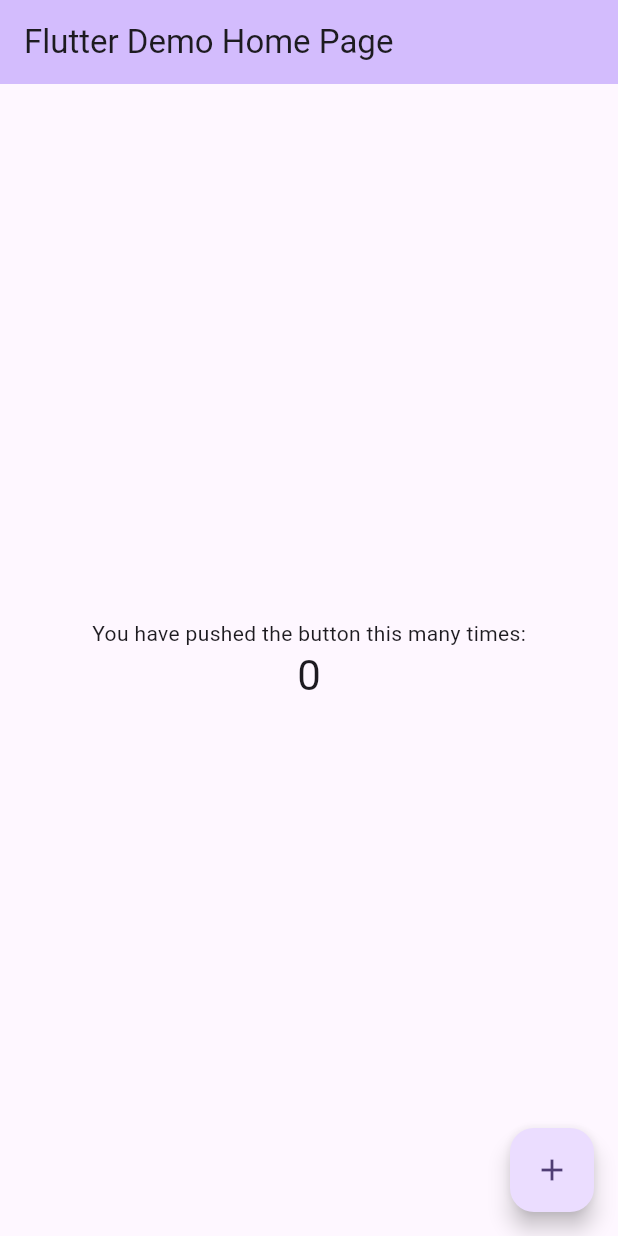
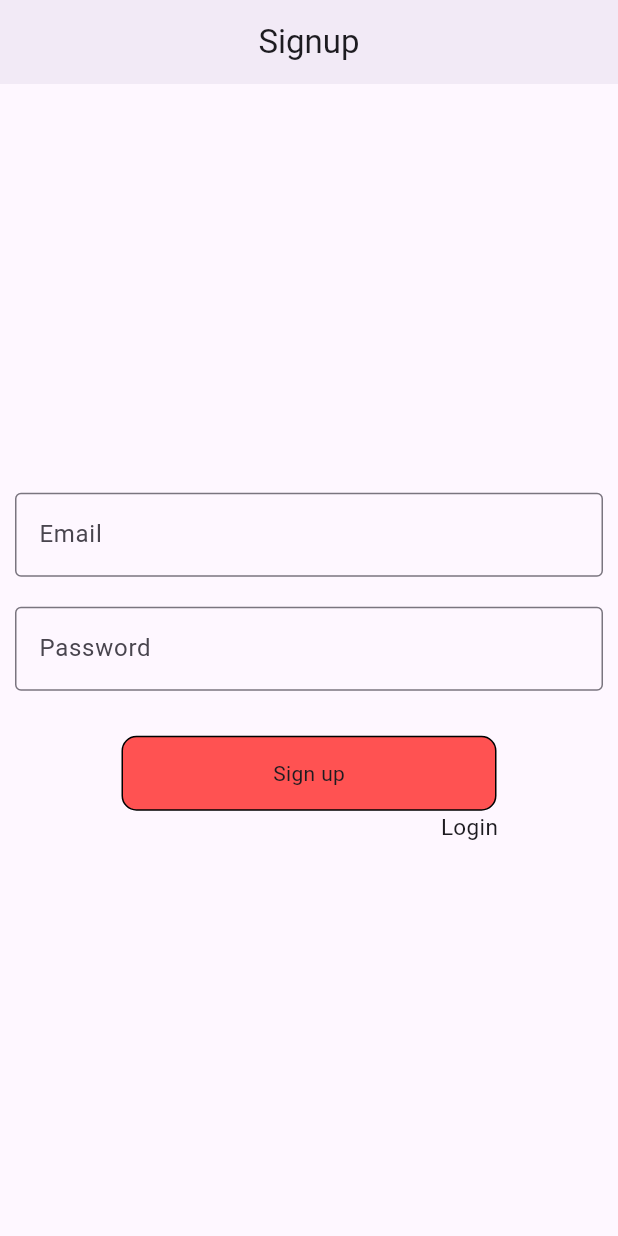
Before and after one commit to AbhishekTrada/demo_github, a Flutter app: the screen it shows after launch, on a phone screen of 412 x 824 dp. Run offline on Flutter 3.47's test engine with Material 2 defaults, Android fonts, the phone set to English and light mode, and no system bars.

Commit message:
Made a login and signup screen

```diff
--- /dev/null
+++ b/lib/Modules/Auth/signup_screen.dart
@@ -0,0 +1,93 @@
+import 'package:flutter/material.dart';
+
+import 'login_screen.dart';
+
+class SignupScreen extends StatefulWidget {
+  const SignupScreen({super.key});
+
+  @override
+  State<SignupScreen> createState() => _SignupScreenState();
+}
+
+class _SignupScreenState extends State<SignupScreen> {
+  TextEditingController emailController = TextEditingController();
+  TextEditingController passwordController = TextEditingController();
+
+  @override
+  Widget build(BuildContext context) {
+    return Scaffold(
+      appBar: AppBar(
+        title: Text("Signup"),
+        centerTitle: true,
+        elevation: 3.0,
+        automaticallyImplyLeading: false,
+      ),
+      body: Column(
+        mainAxisAlignment: MainAxisAlignment.center,
+        children: [
+          Container(
+            padding: const EdgeInsets.all(10),
+            child: TextField(
+              controller: emailController,
+              decoration: const InputDecoration(
+                border: OutlineInputBorder(),
+                labelText: 'Email',
+              ),
+              keyboardType: TextInputType.emailAddress,
+            ),
+          ),
+          Container(
+            padding: const EdgeInsets.fromLTRB(10, 10, 10, 0),
+            child: TextField(
+              obscureText: true,
+              controller: passwordController,
+              decoration: const InputDecoration(
+                border: OutlineInputBorder(),
+                labelText: 'Password',
+              ),
+              keyboardType: TextInputType.visiblePassword,
+            ),
+          ),
+          const SizedBox(height: 30.0,),
+          InkWell(
+            onTap: (){
+              Navigator.push(
+                context,
+                MaterialPageRoute(builder: (context) => const LoginScreen()),
+              );
+            },
+            child: Container(
+              alignment: Alignment.center,
+              decoration: BoxDecoration(
+                color: Colors.redAccent,
+                border: Border.all(color: Colors.black),
+                borderRadius: BorderRadius.circular(10.0)
+              ),
+              height: 50,
+              width: 250,
+              padding: const EdgeInsets.fromLTRB(10, 0, 10, 0),
+              child: const Text('Sign up'),
+            ),
+          ),
+           Padding(
+            padding: const EdgeInsets.only(right: 80.0),
+            child: Align(
+                alignment: Alignment.topRight,
+                child: InkWell(
+                  onTap: (){
+                    Navigator.push(
+                      context,
+                      MaterialPageRoute(builder: (context) => const LoginScreen()),
+                    );
+                  },
+                  child: const Text('Login',
+                    style: TextStyle(
+                        fontSize: 15.0
+                    ),),
+                )),
+          ),
+        ],
+      ),
+    );
+  }
+}
--- a/lib/main.dart
+++ b/lib/main.dart
@@ -1,4 +1,7 @@
 import 'package:flutter/material.dart';
+
+import 'Modules/Auth/signup_screen.dart';
+
 
 void main() {
   runApp(const MyApp());
@@ -12,114 +15,12 @@ class MyApp extends StatelessWidget {
   Widget build(BuildContext context) {
     return MaterialApp(
       title: 'Flutter Demo',
+      debugShowCheckedModeBanner: false,
       theme: ThemeData(
-        // This is the theme of your application.
-        //
-        // TRY THIS: Try running your application with "flutter run". You'll see
-        // the application has a blue toolbar. Then, without quitting the app,
-        // try changing the seedColor in the colorScheme below to Colors.green
-        // and then invoke "hot reload" (save your changes or press the "hot
-        // reload" button in a Flutter-supported IDE, or press "r" if you used
-        // the command line to start the app).
-        //
-        // Notice that the counter didn't reset back to zero; the application
-        // state is not lost during the reload. To reset the state, use hot
-        // restart instead.
-        //
-        // This works for code too, not just values: Most code changes can be
-        // tested with just a hot reload.
         colorScheme: ColorScheme.fromSeed(seedColor: Colors.deepPurple),
         useMaterial3: true,
       ),
-      home: const MyHomePage(title: 'Flutter Demo Home Page'),
+      home: SignupScreen(),
     );
   }
 }
-
-class MyHomePage extends StatefulWidget {
-  const MyHomePage({super.key, required this.title});
-
-  // This widget is the home page of your application. It is stateful, meaning
-  // that it has a State object (defined below) that contains fields that affect
-  // how it looks.
-
-  // This class is the configuration for the state. It holds the values (in this
-  // case the title) provided by the parent (in this case the App widget) and
-  // used by the build method of the State. Fields in a Widget subclass are
-  // always marked "final".
-
-  final String title;
-
-  @override
-  State<MyHomePage> createState() => _MyHomePageState();
-}
-
-class _MyHomePageState extends State<MyHomePage> {
-  int _counter = 0;
-
-  void _incrementCounter() {
-    setState(() {
-      // This call to setState tells the Flutter framework that something has
-      // changed in this State, which causes it to rerun the build method below
-      // so that the display can reflect the updated values. If we changed
-      // _counter without calling setState(), then the build method would not be
-      // called again, and so nothing would appear to happen.
-      _counter++;
-    });
-  }
-
-  @override
-  Widget build(BuildContext context) {
-    // This method is rerun every time setState is called, for instance as done
-    // by the _incrementCounter method above.
-    //
-    // The Flutter framework has been optimized to make rerunning build methods
-    // fast, so that you can just rebuild anything that needs updating rather
-    // than having to individually change instances of widgets.
-    return Scaffold(
-      appBar: AppBar(
-        // TRY THIS: Try changing the color here to a specific color (to
-        // Colors.amber, perhaps?) and trigger a hot reload to see the AppBar
-        // change color while the other colors stay the same.
-        backgroundColor: Theme.of(context).colorScheme.inversePrimary,
-        // Here we take the value from the MyHomePage object that was created by
-        // the App.build method, and use it to set our appbar title.
-        title: Text(widget.title),
-      ),
-      body: Center(
-        // Center is a layout widget. It takes a single child and positions it
-        // in the middle of the parent.
-        child: Column(
-          // Column is also a layout widget. It takes a list of children and
-          // arranges them vertically. By default, it sizes itself to fit its
-          // children horizontally, and tries to be as tall as its parent.
-          //
-          // Column has various properties to control how it sizes itself and
-          // how it positions its children. Here we use mainAxisAlignment to
-          // center the children vertically; the main axis here is the vertical
-          // axis because Columns are vertical (the cross axis would be
-          // horizontal).
-          //
-          // TRY THIS: Invoke "debug painting" (choose the "Toggle Debug Paint"
-          // action in the IDE, or press "p" in the console), to see the
-          // wireframe for each widget.
-          mainAxisAlignment: MainAxisAlignment.center,
-          children: <Widget>[
-            const Text(
-              'You have pushed the button this many times:',
-            ),
-            Text(
-              '$_counter',
-              style: Theme.of(context).textTheme.headlineMedium,
-            ),
-          ],
-        ),
-      ),
-      floatingActionButton: FloatingActionButton(
-        onPressed: _incrementCounter,
-        tooltip: 'Increment',
-        child: const Icon(Icons.add),
-      ), // This trailing comma makes auto-formatting nicer for build methods.
-    );
-  }
-}
```
Also changed, not shown: lib/Modules/Auth/login_screen.dart (added, +93 -0 lines).
